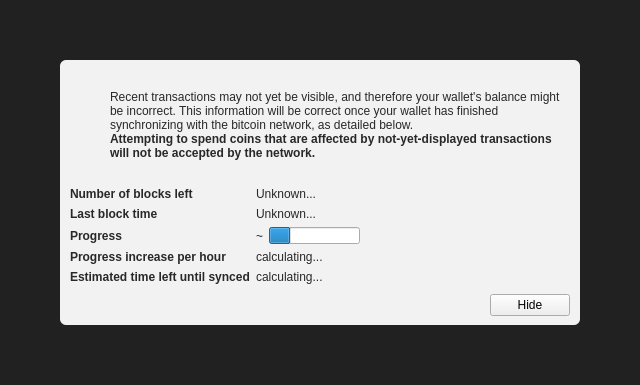
This is src/qt/forms/modaloverlay.ui in SidGrip/universalmol as Qt 5 draws it before an edit. The edited form follows.
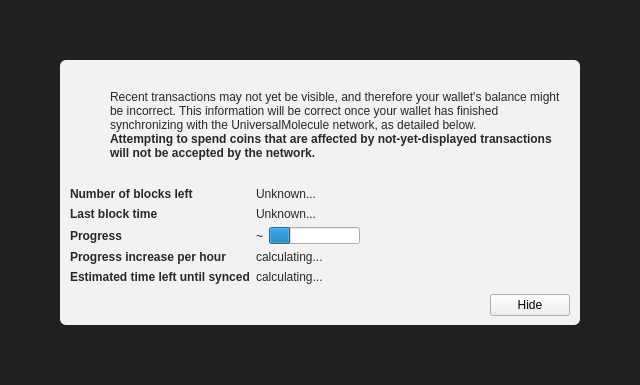
This is the edited form. Icons and pictures are not drawn. Custom widgets are drawn as their Qt base class.

The edit to the form file:
```diff
--- a/src/qt/forms/modaloverlay.ui
+++ b/src/qt/forms/modaloverlay.ui
@@ -130,7 +130,7 @@
              <item>
               <widget class="QLabel" name="infoText">
                <property name="text">
-                <string>Recent transactions may not yet be visible, and therefore your wallet's balance might be incorrect. This information will be correct once your wallet has finished synchronizing with the bitcoin network, as detailed below.</string>
+                <string>Recent transactions may not yet be visible, and therefore your wallet's balance might be incorrect. This information will be correct once your wallet has finished synchronizing with the UniversalMolecule network, as detailed below.</string>
                </property>
                <property name="textFormat">
                 <enum>Qt::RichText</enum>
```
